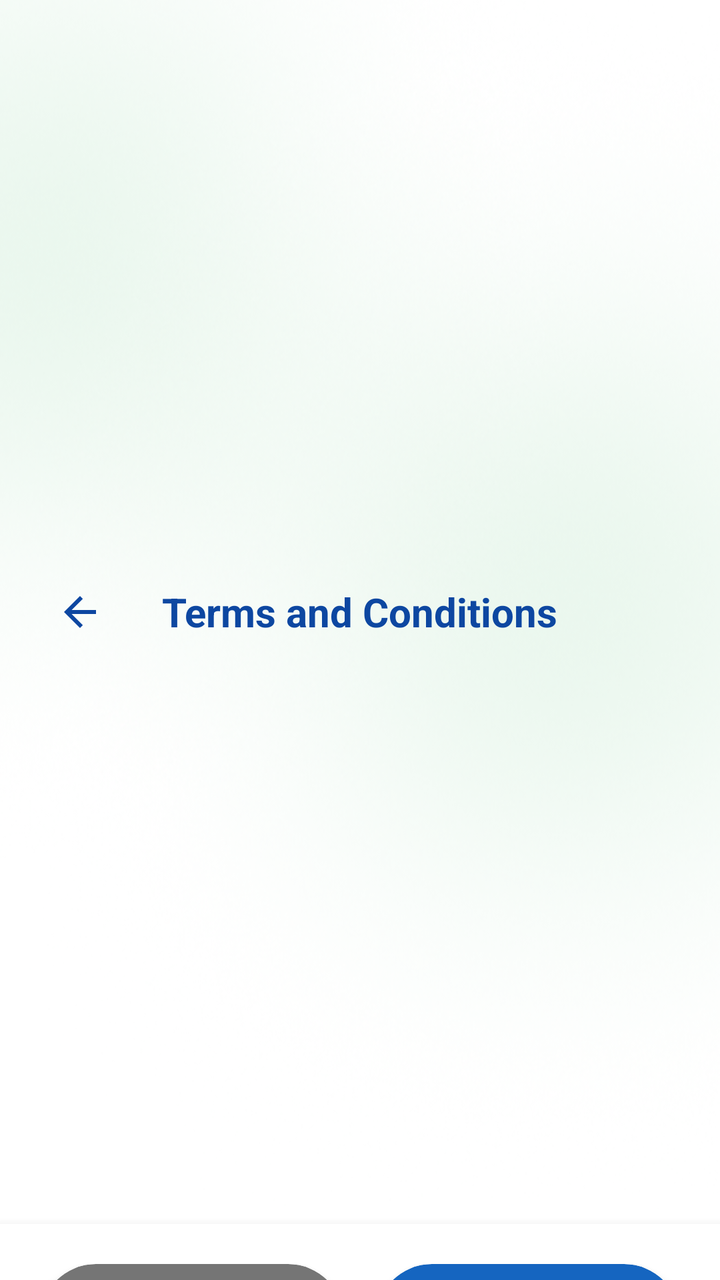
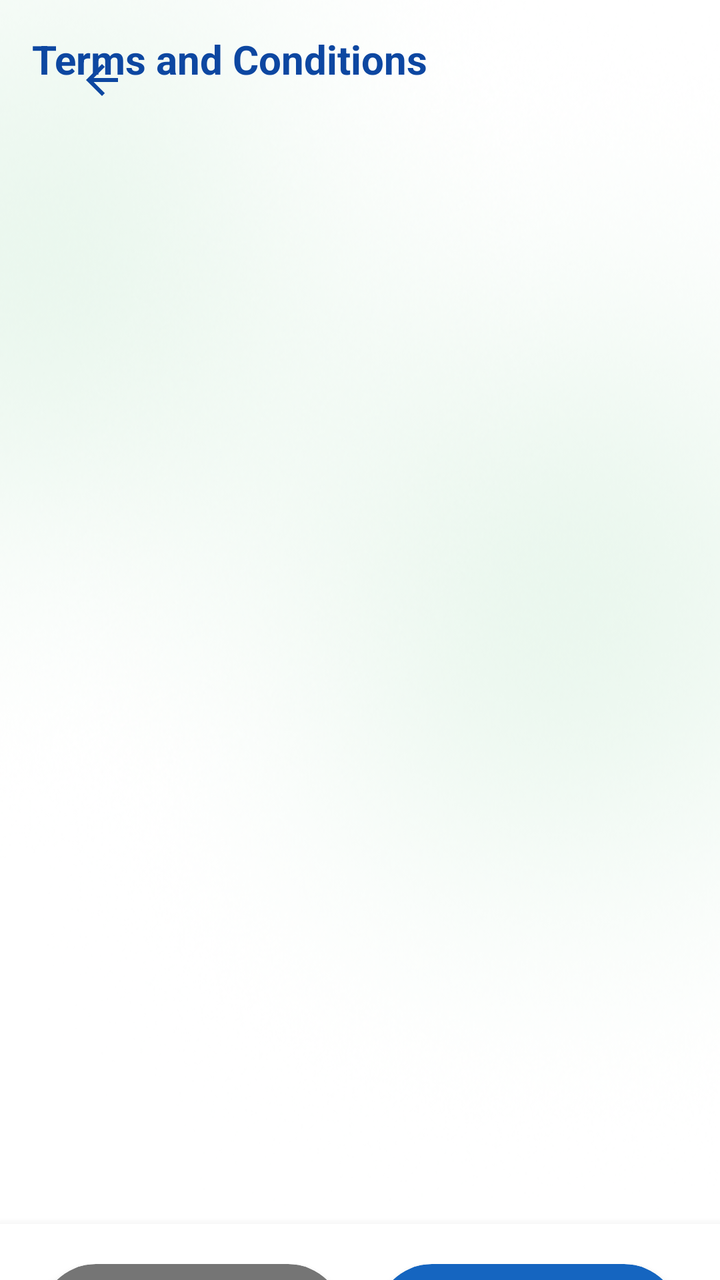

The first picture is an Android layout as it rendered before a commit; the second is the same layout after the commit. The layout source and the unified diff follow.
<!-- AndroidManifest.xml: application theme Theme.Hostello -->
<!-- res/layout/activity_terms_of_use.xml -->
<?xml version="1.0" encoding="utf-8"?>
<LinearLayout xmlns:android="http://schemas.android.com/apk/res/android"
    xmlns:app="http://schemas.android.com/apk/res-auto"
    xmlns:tools="http://schemas.android.com/tools"
    android:id="@+id/main"
    android:layout_width="match_parent"
    android:layout_height="match_parent"
    android:orientation="vertical"
    android:background="@color/white"
    tools:context=".TermsOfUse">

    
    <RelativeLayout
        android:layout_width="match_parent"
        android:layout_height="wrap_content"
        android:padding="16dp"
        android:background="@drawable/gradient_bg">

        <ImageButton
            android:id="@+id/back"
            android:layout_width="48dp"
            android:layout_height="48dp"
            android:layout_alignParentStart="true"
            android:layout_centerVertical="true"
            android:background="?attr/selectableItemBackgroundBorderless"
            android:contentDescription="@string/back"
            android:src="@drawable/ic_back_arrow"
            app:tint="@color/dark_blue" />

        <TextView
            android:layout_width="wrap_content"
            android:layout_height="wrap_content"
            android:layout_centerInParent="true"
            android:text="@string/terms_and_conditions"
            android:textColor="@color/dark_blue"
            android:textSize="20sp"
            android:textStyle="bold" />

    </RelativeLayout>

    
    <FrameLayout
        android:layout_width="match_parent"
        android:layout_height="0dp"
        android:layout_weight="1">

        <ScrollView
            android:id="@+id/terms_scroll_view"
            android:layout_width="match_parent"
            android:layout_height="match_parent"
            android:padding="20dp"
            android:scrollbars="vertical"
            android:fillViewport="true">

            <LinearLayout
                android:layout_width="match_parent"
                android:layout_height="wrap_content"
                android:orientation="vertical">

                
                <TextView
                    android:layout_width="match_parent"
                    android:layout_height="wrap_content"
                    android:text="Last Updated: January 2026"
                    android:textColor="@color/text_gray"
                    android:textSize="12sp"
                    android:layout_marginBottom="16dp" />

                
                <TextView
                    android:id="@+id/terms_desc_text"
                    android:layout_width="match_parent"
                    android:layout_height="wrap_content"
                    android:text="@string/terms_description"
                    android:textColor="@color/blue"
                    android:textSize="14sp"
                    android:lineSpacingExtra="4dp"
                    android:layout_marginBottom="20dp" />

                
                <TextView
                    android:layout_width="match_parent"
                    android:layout_height="wrap_content"
                    android:text="1. Introduction"
                    android:textColor="@color/dark_blue"
                    android:textSize="18sp"
                    android:textStyle="bold"
                    android:layout_marginBottom="8dp" />

                <TextView
                    android:layout_width="match_parent"
                    android:layout_height="wrap_content"
                    android:text="Welcome to Hostello. By accessing or using our application, you agree to be bound by these Terms of Use. Please read them carefully before using our services."
                    android:textColor="@color/blue"
                    android:textSize="14sp"
                    android:lineSpacingExtra="4dp"
                    android:layout_marginBottom="16dp" />

                
                <TextView
                    android:layout_width="match_parent"
                    android:layout_height="wrap_content"
                    android:text="2. Acceptance of Terms"
                    android:textColor="@color/dark_blue"
                    android:textSize="18sp"
                    android:textStyle="bold"
                    android:layout_marginBottom="8dp" />

                <TextView
                    android:layout_width="match_parent"
                    android:layout_height="wrap_content"
                    android:text="By creating an account or using Hostello, you acknowledge that you have read, understood, and agree to be bound by these Terms of Use and our Privacy Policy."
                    android:textColor="@color/blue"
                    android:textSize="14sp"
                    android:lineSpacingExtra="4dp"
                    android:layout_marginBottom="16dp" />

                
                <TextView
                    android:layout_width="match_parent"
                    android:layout_height="wrap_content"
                    android:text="3. User Account and Responsibilities"
                    android:textColor="@color/dark_blue"
                    android:textSize="18sp"
                    android:textStyle="bold"
                    android:layout_marginBottom="8dp" />

                <TextView
                    android:layout_width="match_parent"
                    android:layout_height="wrap_content"
                    android:text="• You must provide accurate and complete information when creating an account\n• You are responsible for maintaining the confidentiality of your account credentials\n• You must be at least 18 years old to use our services\n• You are responsible for all activities that occur under your account"
                    android:textColor="@color/blue"
                    android:textSize="14sp"
                    android:lineSpacingExtra="4dp"
                    android:layout_marginBottom="16dp" />

                
                <TextView
                    android:layout_width="match_parent"
                    android:layout_height="wrap_content"
                    android:text="4. User Conduct"
                    android:textColor="@color/dark_blue"
                    android:textSize="18sp"
                    android:textStyle="bold"
                    android:layout_marginBottom="8dp" />

                <TextView
                    android:layout_width="match_parent"
                    android:layout_height="wrap_content"
                    android:text="You agree not to:\n• Violate any applicable laws or regulations\n• Infringe on intellectual property rights\n• Transmit harmful or malicious code\n• Harass, abuse, or harm other users\n• Use the service for any illegal purpose"
                    android:textColor="@color/blue"
                    android:textSize="14sp"
                    android:lineSpacingExtra="4dp"
                    android:layout_marginBottom="16dp" />

                
                <TextView
                    android:layout_width="match_parent"
                    android:layout_height="wrap_content"
                    android:text="5. Privacy and Data Protection"
                    android:textColor="@color/dark_blue"
                    android:textSize="18sp"
                    android:textStyle="bold"
                    android:layout_marginBottom="8dp" />

                <TextView
                    android:layout_width="match_parent"
                    android:layout_height="wrap_content"
                    android:text="Your privacy is important to us. Please review our Privacy Policy to understand how we collect, use, and protect your personal information. By using our services, you consent to our data practices."
                    android:textColor="@color/blue"
                    android:textSize="14sp"
                    android:lineSpacingExtra="4dp"
                    android:layout_marginBottom="16dp" />

                
                <TextView
                    android:layout_width="match_parent"
                    android:layout_height="wrap_content"
                    android:text="6. Service Availability"
                    android:textColor="@color/dark_blue"
                    android:textSize="18sp"
                    android:textStyle="bold"
                    android:layout_marginBottom="8dp" />

                <TextView
                    android:layout_width="match_parent"
                    android:layout_height="wrap_content"
                    android:text="We strive to provide reliable service, but we do not guarantee that the service will be uninterrupted or error-free. We reserve the right to modify, suspend, or discontinue any part of our service at any time."
                    android:textColor="@color/blue"
                    android:textSize="14sp"
                    android:lineSpacingExtra="4dp"
                    android:layout_marginBottom="16dp" />

                
                <TextView
                    android:layout_width="match_parent"
                    android:layout_height="wrap_content"
                    android:text="7. Limitation of Liability"
                    android:textColor="@color/dark_blue"
                    android:textSize="18sp"
                    android:textStyle="bold"
                    android:layout_marginBottom="8dp" />

                <TextView
                    android:layout_width="match_parent"
                    android:layout_height="wrap_content"
                    android:text="To the maximum extent permitted by law, Hostello shall not be liable for any indirect, incidental, special, or consequential damages arising out of or in connection with your use of our services."
                    android:textColor="@color/blue"
                    android:textSize="14sp"
                    android:lineSpacingExtra="4dp"
                    android:layout_marginBottom="16dp" />

                
                <TextView
                    android:layout_width="match_parent"
                    android:layout_height="wrap_content"
                    android:text="8. Contact Information"
                    android:textColor="@color/dark_blue"
                    android:textSize="18sp"
                    android:textStyle="bold"
                    android:layout_marginBottom="8dp" />

                <TextView
                    android:layout_width="match_parent"
                    android:layout_height="wrap_content"
                    android:text="If you have any questions about these Terms of Use, please contact us at:\n\nEmail: support@hostello.com\nPhone: +92-XXX-XXXXXXX"
                    android:textColor="@color/blue"
                    android:textSize="14sp"
                    android:lineSpacingExtra="4dp"
                    android:layout_marginBottom="32dp" />

            </LinearLayout>

        </ScrollView>

        
        <TextView
            android:id="@+id/scroll_indicator"
            android:layout_width="wrap_content"
            android:layout_height="wrap_content"
            android:layout_gravity="bottom|center_horizontal"
            android:layout_marginBottom="100dp"
            android:background="#80000000"
            android:padding="12dp"
            android:paddingStart="20dp"
            android:paddingEnd="20dp"
            android:text="↓ Scroll to read all terms ↓"
            android:textColor="@android:color/white"
            android:textSize="12sp"
            android:visibility="visible"
            android:elevation="4dp" />

    </FrameLayout>

    
    <LinearLayout
        android:layout_width="match_parent"
        android:layout_height="wrap_content"
        android:orientation="horizontal"
        android:gravity="center"
        android:padding="20dp"
        android:background="@android:color/white"
        android:elevation="8dp">

        <androidx.cardview.widget.CardView
            android:id="@+id/terms_back_btn"
            android:layout_width="0dp"
            android:layout_height="56dp"
            android:layout_weight="1"
            android:layout_marginEnd="8dp"
            app:cardCornerRadius="28dp"
            app:cardElevation="4dp"
            android:clickable="true"
            android:focusable="true"
            android:foreground="?attr/selectableItemBackground"
            app:cardBackgroundColor="@color/text_gray">

            <TextView
                android:layout_width="wrap_content"
                android:layout_height="wrap_content"
                android:layout_gravity="center"
                android:text="Decline"
                android:textColor="@android:color/white"
                android:textSize="16sp"
                android:textStyle="bold" />

        </androidx.cardview.widget.CardView>

        <androidx.cardview.widget.CardView
            android:id="@+id/term_agree_btn"
            android:layout_width="0dp"
            android:layout_height="56dp"
            android:layout_weight="1"
            android:layout_marginStart="8dp"
            app:cardCornerRadius="28dp"
            app:cardElevation="4dp"
            android:clickable="true"
            android:focusable="true"
            android:foreground="?attr/selectableItemBackground"
            app:cardBackgroundColor="#1565C0">

            <TextView
                android:layout_width="wrap_content"
                android:layout_height="wrap_content"
                android:layout_gravity="center"
                android:text="I Agree"
                android:textColor="@android:color/white"
                android:textSize="16sp"
                android:textStyle="bold" />

        </androidx.cardview.widget.CardView>

    </LinearLayout>

</LinearLayout>
<!-- resources referenced by this layout -->
<resources>
  <color name="blue">#0A82EF</color>
  <color name="dark_blue">#0D47A1</color>
  <color name="text_gray">#757575</color>
  <color name="white">#FFFFFF</color>
  <!-- drawable gradient_bg: png bitmap (drawable, 370907 bytes) -->
  <!-- drawable ic_back_arrow (drawable) -->
  <?xml version="1.0" encoding="utf-8"?>
  <vector xmlns:android="http://schemas.android.com/apk/res/android"
      android:width="24dp"
      android:height="24dp"
      android:viewportWidth="24"
      android:viewportHeight="24">
      <path
          android:fillColor="@color/dark_blue"
          android:pathData="M20,11H7.83l5.59,-5.59L12,4l-8,8 8,8 1.41,-1.41L7.83,13H20v-2z"/>
  </vector>
  <string name="back">Back</string>
  <string name="terms_and_conditions">Terms and Conditions</string>
  <string name="terms_description">By using the BuyPk app, you agree to follow our terms and confirm that all information you provide—such as name, address, and contact details—is accurate. BuyPk is designed to promote Pakistani products, and product prices, details, and availability may change without notice. All orders depend on stock availability and successful payment.\n
  
  BuyPk follows a transparent profit allocation policy where 1% of the profit from every product is donated to humanitarian aid for Gaza, and another 1% is kept by BuyPk to support and maintain the app. This structure ensures both social contribution and the smooth functioning of the platform.
  Delivery times may vary due to location, product availability, or third-party service delays, for which BuyPk is not responsible. Refunds or returns are only accepted for damaged, incorrect, or expired products reported within 24 hours of delivery along with valid proof.\n
  Your personal data is used only for processing orders, delivery, and improving the app experience. All logos, designs, and content belong to BuyPk and cannot be reused without permission. Continued use of the app means you accept any future updates to these Terms and Conditions.</string>
  <style name="Theme.Hostello" parent="Base.Theme.Hostello" />
  <style name="Base.Theme.Hostello" parent="Theme.Material3.DayNight.NoActionBar">
          <item name="colorPrimary">@color/black</item>
      </style>
  <color name="black">#FF000000</color>
</resources>

<!-- the commit's change to res/layout/activity_terms_of_use.xml (unified diff, before → after) -->
@@ -21,7 +21,7 @@
             android:layout_width="48dp"
             android:layout_height="48dp"
             android:layout_alignParentStart="true"
-            android:layout_centerVertical="true"
+            android:layout_marginStart="11dp"
             android:background="?attr/selectableItemBackgroundBorderless"
             android:contentDescription="@string/back"
             android:src="@drawable/ic_back_arrow"
@@ -30,7 +30,6 @@
         <TextView
             android:layout_width="wrap_content"
             android:layout_height="wrap_content"
-            android:layout_centerInParent="true"
             android:text="@string/terms_and_conditions"
             android:textColor="@color/dark_blue"
             android:textSize="20sp"
